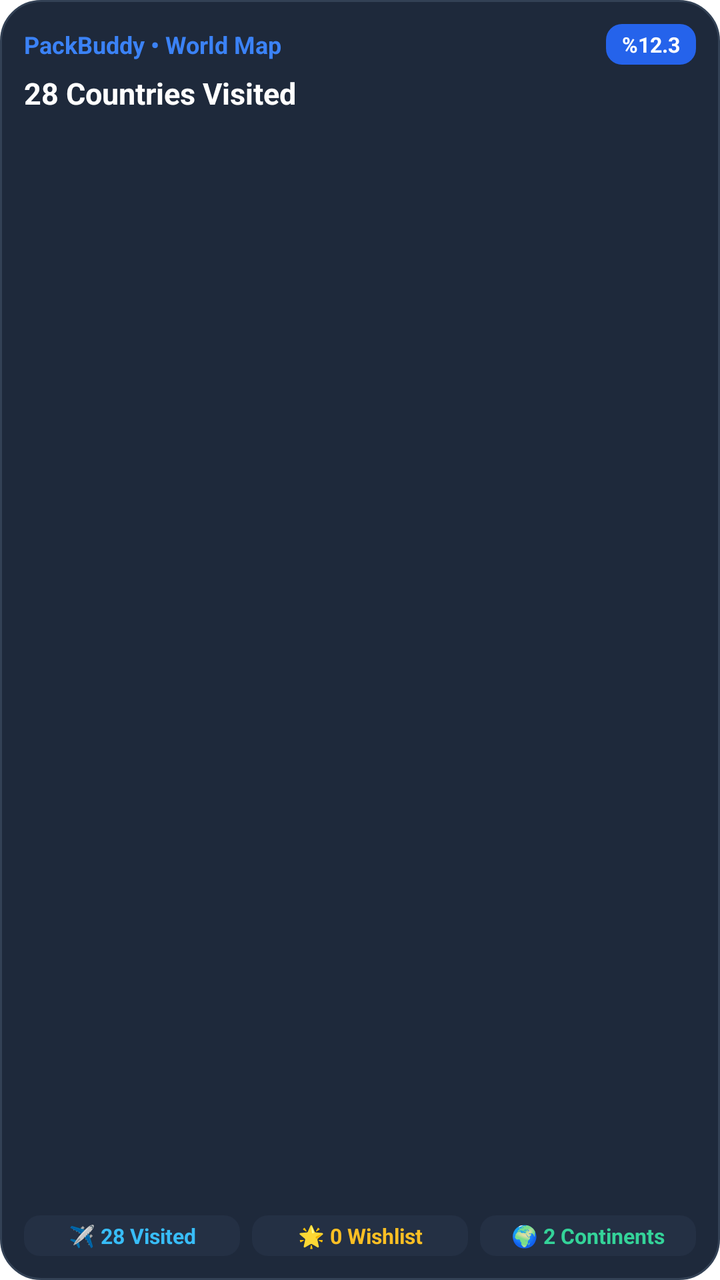
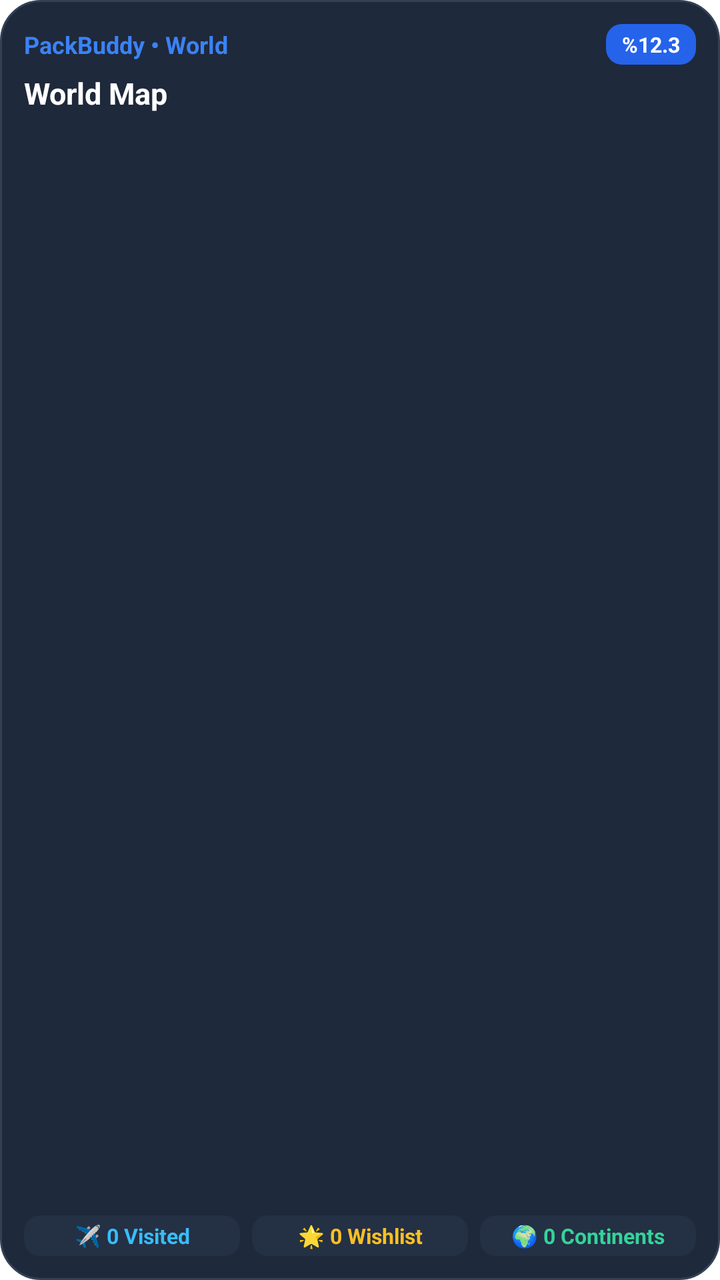

Before-and-after screenshots of an Android layout around one commit, followed by the original layout XML and the change that was made.
<!-- AndroidManifest.xml: fallback theme Theme.MaterialComponents.DayNight.NoActionBar -->
<!-- res/layout/packbuddy_widget_large.xml -->
<?xml version="1.0" encoding="utf-8"?>
<FrameLayout xmlns:android="http://schemas.android.com/apk/res/android"
    android:id="@+id/widget_container"
    android:layout_width="match_parent"
    android:layout_height="match_parent">

    
    <ImageView
        android:id="@+id/widget_rendered_card"
        android:layout_width="match_parent"
        android:layout_height="match_parent"
        android:scaleType="fitCenter"
        android:adjustViewBounds="true"
        android:visibility="gone" />

    
    <LinearLayout
        android:id="@+id/widget_native_content"
        android:layout_width="match_parent"
        android:layout_height="match_parent"
        android:background="@drawable/widget_bg"
        android:orientation="vertical"
        android:padding="12dp">

        
        <LinearLayout
            android:layout_width="match_parent"
            android:layout_height="wrap_content"
            android:gravity="center_vertical"
            android:orientation="horizontal">

            <TextView
                android:id="@+id/widget_app_name"
                android:layout_width="0dp"
                android:layout_height="wrap_content"
                android:layout_weight="1"
                android:ellipsize="end"
                android:maxLines="1"
                android:text="PackBuddy • World Map"
                android:textColor="#3B82F6"
                android:textSize="12sp"
                android:textStyle="bold" />

            <TextView
                android:id="@+id/widget_days"
                android:layout_width="wrap_content"
                android:layout_height="wrap_content"
                android:background="@drawable/widget_badge_bg"
                android:paddingStart="8dp"
                android:paddingTop="3dp"
                android:paddingEnd="8dp"
                android:paddingBottom="3dp"
                android:text="%12.3"
                android:textColor="#FFFFFF"
                android:textSize="10.5sp"
                android:textStyle="bold" />
        </LinearLayout>

        
        <LinearLayout
            android:id="@+id/widget_title_row"
            android:layout_width="match_parent"
            android:layout_height="wrap_content"
            android:layout_marginTop="4dp"
            android:gravity="center_vertical"
            android:orientation="horizontal">

            <TextView
                android:id="@+id/widget_title"
                android:layout_width="0dp"
                android:layout_height="wrap_content"
                android:layout_weight="1"
                android:ellipsize="end"
                android:maxLines="1"
                android:text="28 Countries Visited"
                android:textColor="#FFFFFF"
                android:textSize="15sp"
                android:textStyle="bold" />

            <TextView
                android:id="@+id/widget_destination"
                android:layout_width="wrap_content"
                android:layout_height="wrap_content"
                android:ellipsize="end"
                android:maxLines="1"
                android:text=""
                android:visibility="gone"
                android:textColor="#94A3B8"
                android:textSize="11sp" />
        </LinearLayout>

        
        <FrameLayout
            android:id="@+id/widget_map_container"
            android:layout_width="match_parent"
            android:layout_height="0dp"
            android:layout_weight="1"
            android:layout_marginTop="6dp"
            android:background="@android:color/transparent"
            android:padding="0dp">

            <ImageView
                android:id="@+id/widget_map_image"
                android:layout_width="match_parent"
                android:layout_height="match_parent"
                android:contentDescription="World Map"
                android:scaleType="fitCenter" />
        </FrameLayout>

        
        <LinearLayout
            android:id="@+id/widget_expense_hero"
            android:layout_width="match_parent"
            android:layout_height="0dp"
            android:layout_weight="1"
            android:layout_marginTop="6dp"
            android:orientation="vertical"
            android:gravity="center"
            android:visibility="gone">

            
            <LinearLayout
                android:id="@+id/widget_large_add_btn"
                android:layout_width="match_parent"
                android:layout_height="wrap_content"
                android:background="@drawable/widget_badge_bg"
                android:gravity="center"
                android:orientation="horizontal"
                android:paddingTop="10dp"
                android:paddingBottom="10dp">

                <TextView
                    android:layout_width="22dp"
                    android:layout_height="22dp"
                    android:background="@drawable/widget_stat_bg"
                    android:gravity="center"
                    android:text="+"
                    android:textColor="#FFFFFF"
                    android:textSize="14sp"
                    android:textStyle="bold" />

                <TextView
                    android:id="@+id/widget_large_add_text"
                    android:layout_width="wrap_content"
                    android:layout_height="wrap_content"
                    android:layout_marginStart="8dp"
                    android:text="Harcama Ekle"
                    android:textColor="#FFFFFF"
                    android:textSize="13sp"
                    android:textStyle="bold" />
            </LinearLayout>
        </LinearLayout>

        
        <LinearLayout
            android:id="@+id/widget_bottom_stats"
            android:layout_width="match_parent"
            android:layout_height="wrap_content"
            android:layout_marginTop="6dp"
            android:gravity="center_vertical"
            android:orientation="horizontal">

            <TextView
                android:id="@+id/widget_packing"
                android:layout_width="0dp"
                android:layout_height="wrap_content"
                android:layout_weight="1"
                android:background="@drawable/widget_stat_bg"
                android:ellipsize="end"
                android:gravity="center"
                android:maxLines="1"
                android:paddingStart="4dp"
                android:paddingTop="3dp"
                android:paddingEnd="4dp"
                android:paddingBottom="3dp"
                android:text="✈️ 28 Visited"
                android:textColor="#38BDF8"
                android:textSize="10.5sp"
                android:textStyle="bold" />

            <FrameLayout
                android:layout_width="6dp"
                android:layout_height="match_parent" />

            <TextView
                android:id="@+id/widget_budget"
                android:layout_width="0dp"
                android:layout_height="wrap_content"
                android:layout_weight="1"
                android:background="@drawable/widget_stat_bg"
                android:ellipsize="end"
                android:gravity="center"
                android:maxLines="1"
                android:paddingStart="4dp"
                android:paddingTop="3dp"
                android:paddingEnd="4dp"
                android:paddingBottom="3dp"
                android:text="🌟 0 Wishlist"
                android:textColor="#FBBF24"
                android:textSize="10.5sp"
                android:textStyle="bold" />

            <FrameLayout
                android:layout_width="6dp"
                android:layout_height="match_parent" />

            <TextView
                android:id="@+id/widget_stat3"
                android:layout_width="0dp"
                android:layout_height="wrap_content"
                android:layout_weight="1"
                android:background="@drawable/widget_stat_bg"
                android:ellipsize="end"
                android:gravity="center"
                android:maxLines="1"
                android:paddingStart="4dp"
                android:paddingTop="3dp"
                android:paddingEnd="4dp"
                android:paddingBottom="3dp"
                android:text="🌍 2 Continents"
                android:textColor="#34D399"
                android:textSize="10.5sp"
                android:textStyle="bold" />
        </LinearLayout>
    </LinearLayout>

</FrameLayout>
<!-- resources referenced by this layout -->
<resources>
  <!-- drawable widget_badge_bg (drawable) -->
  <?xml version="1.0" encoding="utf-8"?>
  <shape xmlns:android="http://schemas.android.com/apk/res/android"
      android:shape="rectangle">
      <corners android:radius="8dp" />
      <solid android:color="#2563EB" />
  </shape>
  <!-- drawable widget_bg (drawable) -->
  <?xml version="1.0" encoding="utf-8"?>
  <shape xmlns:android="http://schemas.android.com/apk/res/android"
      android:shape="rectangle">
      <corners android:radius="20dp" />
      <solid android:color="#1E293B" />
      <stroke
          android:width="1dp"
          android:color="#334155" />
  </shape>
  <!-- drawable widget_stat_bg (drawable) -->
  <?xml version="1.0" encoding="utf-8"?>
  <shape xmlns:android="http://schemas.android.com/apk/res/android"
      android:shape="rectangle">
      <corners android:radius="8dp" />
      <solid android:color="#243044" />
  </shape>
</resources>

<!-- the commit's change to res/layout/packbuddy_widget_large.xml (unified diff, before → after) -->
@@ -36,7 +36,7 @@
                 android:layout_weight="1"
                 android:ellipsize="end"
                 android:maxLines="1"
-                android:text="PackBuddy • World Map"
+                android:text="@string/widget_world_app_name"
                 android:textColor="#3B82F6"
                 android:textSize="12sp"
                 android:textStyle="bold" />
@@ -72,7 +72,7 @@
                 android:layout_weight="1"
                 android:ellipsize="end"
                 android:maxLines="1"
-                android:text="28 Countries Visited"
+                android:text="@string/widget_countries_visited_zero"
                 android:textColor="#FFFFFF"
                 android:textSize="15sp"
                 android:textStyle="bold" />
@@ -144,7 +144,7 @@
                     android:layout_width="wrap_content"
                     android:layout_height="wrap_content"
                     android:layout_marginStart="8dp"
-                    android:text="Harcama Ekle"
+                    android:text="@string/widget_add_expense"
                     android:textColor="#FFFFFF"
                     android:textSize="13sp"
                     android:textStyle="bold" />
@@ -173,7 +173,7 @@
                 android:paddingTop="3dp"
                 android:paddingEnd="4dp"
                 android:paddingBottom="3dp"
-                android:text="✈️ 28 Visited"
+                android:text="@string/widget_stat_visited_zero"
                 android:textColor="#38BDF8"
                 android:textSize="10.5sp"
                 android:textStyle="bold" />
@@ -195,7 +195,7 @@
                 android:paddingTop="3dp"
                 android:paddingEnd="4dp"
                 android:paddingBottom="3dp"
-                android:text="🌟 0 Wishlist"
+                android:text="@string/widget_stat_wishlist_zero"
                 android:textColor="#FBBF24"
                 android:textSize="10.5sp"
                 android:textStyle="bold" />
@@ -217,7 +217,7 @@
                 android:paddingTop="3dp"
                 android:paddingEnd="4dp"
                 android:paddingBottom="3dp"
-                android:text="🌍 2 Continents"
+                android:text="@string/widget_stat_continents_zero"
                 android:textColor="#34D399"
                 android:textSize="10.5sp"
                 android:textStyle="bold" />
<!-- resource entries referenced after the edit -->
@@ -24,5 +24,11 @@
       <corners android:radius="8dp" />
       <solid android:color="#243044" />
   </shape>
+  <string name="widget_add_expense">Add Expense</string>
+  <string name="widget_countries_visited_zero">World Map</string>
+  <string name="widget_stat_continents_zero">🌍 0 Continents</string>
+  <string name="widget_stat_visited_zero">✈️ 0 Visited</string>
+  <string name="widget_stat_wishlist_zero">🌟 0 Wishlist</string>
+  <string name="widget_world_app_name">PackBuddy • World</string>
 </resources>
 
